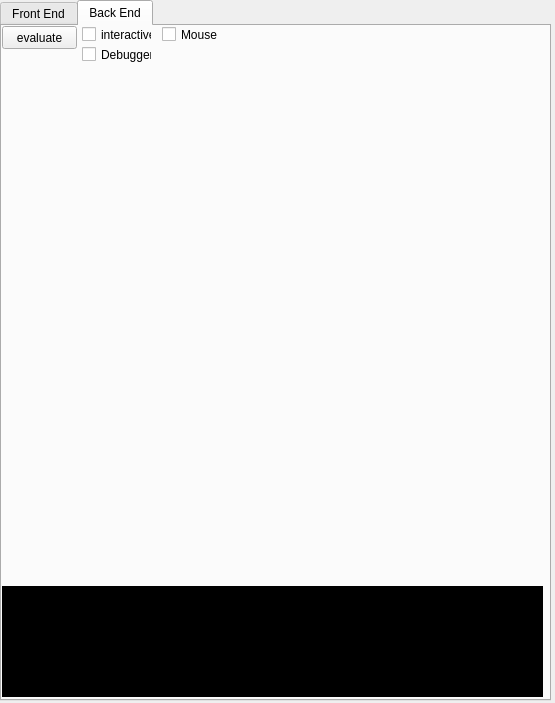
The window that SFMQTGUI/scriptwidget.ui (jf---/openshapefactory) describes before a commit, drawn with Qt 5.
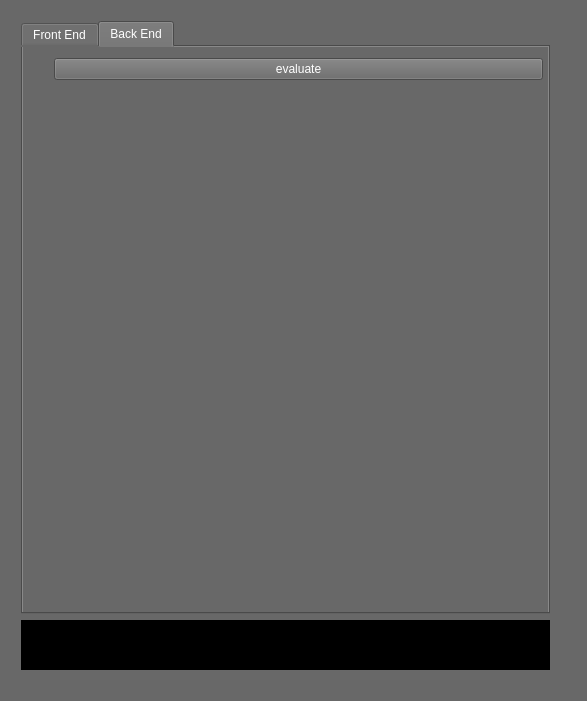
The same window after the commit. The open tabs and pages were chosen to show the change.

Patch:
```diff
--- a/SFMQTGUI/scriptwidget.ui
+++ b/SFMQTGUI/scriptwidget.ui
@@ -6,8 +6,8 @@
    <rect>
     <x>0</x>
     <y>0</y>
-    <width>555</width>
-    <height>703</height>
+    <width>587</width>
+    <height>701</height>
    </rect>
   </property>
   <property name="mouseTracking">
@@ -19,15 +19,25 @@
   <property name="windowTitle">
    <string>scriptwidget</string>
   </property>
-  <widget class="QTabWidget" name="tabWidget">
+  <property name="styleSheet">
+   <string notr="true">background-color: rgb(104, 104, 104);
+color: rgb(255, 255, 255);</string>
+  </property>
+  <widget class="QWidget" name="verticalLayoutWidget_2">
    <property name="geometry">
     <rect>
-     <x>0</x>
-     <y>0</y>
+     <x>10</x>
+     <y>10</y>
      <width>551</width>
-     <height>701</height>
+     <height>671</height>
     </rect>
    </property>
+   <layout class="QVBoxLayout" name="verticalLayout" stretch="0,0">
+    <property name="sizeConstraint">
+     <enum>QLayout::SetMaximumSize</enum>
+    </property>
+    <item>
+     <widget class="QTabWidget" name="tabWidget">
    <property name="currentIndex">
     <number>1</number>
    </property>
@@ -62,95 +72,53 @@
     <attribute name="title">
      <string>Back End</string>
     </attribute>
+       <widget class="QWidget" name="verticalLayoutWidget">
+        <property name="geometry">
+         <rect>
+          <x>20</x>
+          <y>0</y>
+          <width>511</width>
+          <height>481</height>
+         </rect>
+        </property>
+        <layout class="QVBoxLayout" name="thetextlayout">
+         <property name="sizeConstraint">
+          <enum>QLayout::SetMaximumSize</enum>
+         </property>
+         <item>
+          <layout class="QHBoxLayout" name="horizontalLayout_2">
+           <item>
     <widget class="QPushButton" name="evalbutton">
-     <property name="geometry">
-      <rect>
-       <x>0</x>
-       <y>0</y>
-       <width>75</width>
-       <height>23</height>
-      </rect>
-     </property>
      <property name="text">
       <string>evaluate</string>
      </property>
     </widget>
-    <widget class="QWidget" name="verticalLayoutWidget">
-     <property name="geometry">
-      <rect>
-       <x>0</x>
-       <y>40</y>
-       <width>541</width>
-       <height>511</height>
-      </rect>
-     </property>
-     <layout class="QVBoxLayout" name="vertlayout"/>
-    </widget>
+           </item>
+           <item>
+            <layout class="QHBoxLayout" name="runonceset"/>
+           </item>
+          </layout>
+         </item>
+        </layout>
+       </widget>
+      </widget>
+     </widget>
+    </item>
+    <item>
     <widget class="QListWidget" name="listener">
-     <property name="geometry">
-      <rect>
-       <x>0</x>
-       <y>560</y>
-       <width>541</width>
-       <height>111</height>
-      </rect>
+      <property name="maximumSize">
+       <size>
+        <width>16777215</width>
+        <height>50</height>
+       </size>
      </property>
      <property name="styleSheet">
       <string notr="true">background-color: rgb(0, 0, 0);
 color: rgb(85, 255, 127);</string>
      </property>
     </widget>
-    <widget class="QWidget" name="horizontalLayoutWidget_2">
-     <property name="geometry">
-      <rect>
-       <x>299</x>
-       <y>0</y>
-       <width>241</width>
-       <height>31</height>
-      </rect>
-     </property>
-     <layout class="QHBoxLayout" name="runonceset"/>
-    </widget>
-    <widget class="QCheckBox" name="interactivecheck">
-     <property name="geometry">
-      <rect>
-       <x>80</x>
-       <y>0</y>
-       <width>70</width>
-       <height>17</height>
-      </rect>
-     </property>
-     <property name="text">
-      <string>interactive</string>
-     </property>
-    </widget>
-    <widget class="QCheckBox" name="debuggercheck">
-     <property name="geometry">
-      <rect>
-       <x>80</x>
-       <y>20</y>
-       <width>70</width>
-       <height>17</height>
-      </rect>
-     </property>
-     <property name="text">
-      <string>Debugger</string>
-     </property>
-    </widget>
-    <widget class="QCheckBox" name="mousecheck">
-     <property name="geometry">
-      <rect>
-       <x>160</x>
-       <y>0</y>
-       <width>70</width>
-       <height>17</height>
-      </rect>
-     </property>
-     <property name="text">
-      <string>Mouse</string>
-     </property>
-    </widget>
-   </widget>
+    </item>
+   </layout>
   </widget>
  </widget>
  <layoutdefault spacing="6" margin="11"/>
```
Left out of the diff: 13 changed lines with no effect on the pictures. Lines whose indentation alone changed are shown as unchanged.
